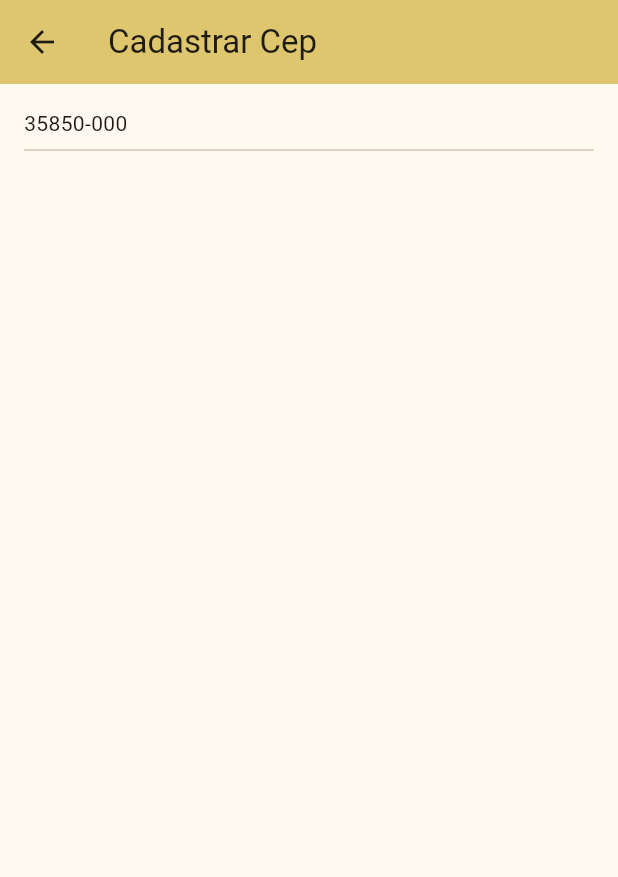
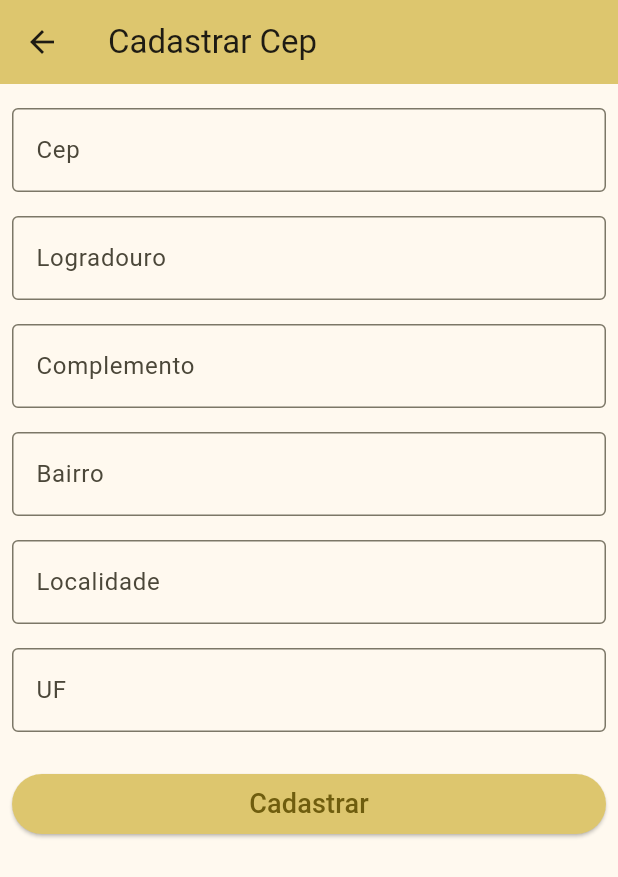
Before and after one commit to samuelsilvati/desafios-flutter-dio, a Flutter app: the CadastrarCep screen opened directly, on a phone screen of 412 x 824 dp. Shown: the top 877 px of the screen. Run offline on Flutter 3.47's test engine with Material 2 defaults, Android fonts, the phone set to English and light mode, and no system bars; our stand-ins replace fluttertoast, hive; accounts and stored records are empty.

Commit message:
termina a tela de cadastrar tarefas

```diff
--- a/viacep/lib/screens/cadastrar_cep.dart
+++ b/viacep/lib/screens/cadastrar_cep.dart
@@ -17,17 +17,84 @@ class _CadastrarCepState extends State<CadastrarCep> {
         title: const Text("Cadastrar Cep"),
       ),
       body: Container(
-        padding: const EdgeInsets.all(16),
+        padding: const EdgeInsets.all(8),
         child: ListView(
           children: [
-            InkWell(
-                onTap: () {},
-                child: const Row(
-                  children: [
-                    Text("35850-000"),
-                  ],
-                )),
-            const Divider(),
+            const Padding(
+              padding: EdgeInsets.symmetric(vertical: 8),
+              child: TextField(
+                maxLength: 8,
+                keyboardType: TextInputType.number,
+                decoration: InputDecoration(
+                    counterText: "",
+                    border: OutlineInputBorder(),
+                    labelText: "Cep"),
+                // controller: nomeUsuarioController,
+              ),
+            ),
+            const Padding(
+              padding: EdgeInsets.symmetric(vertical: 8),
+              child: TextField(
+                decoration: InputDecoration(
+                    border: OutlineInputBorder(), labelText: "Logradouro"),
+                // controller: nomeUsuarioController,
+              ),
+            ),
+            const Padding(
+              padding: EdgeInsets.symmetric(vertical: 8),
+              child: TextField(
+                decoration: InputDecoration(
+                    border: OutlineInputBorder(), labelText: "Complemento"),
+                // controller: nomeUsuarioController,
+              ),
+            ),
+            const Padding(
+              padding: EdgeInsets.symmetric(vertical: 8),
+              child: TextField(
+                decoration: InputDecoration(
+                    border: OutlineInputBorder(), labelText: "Bairro"),
+                // controller: nomeUsuarioController,
+              ),
+            ),
+            const Padding(
+              padding: EdgeInsets.symmetric(vertical: 8),
+              child: TextField(
+                decoration: InputDecoration(
+                    border: OutlineInputBorder(), labelText: "Localidade"),
+                // controller: nomeUsuarioController,
+              ),
+            ),
+            const Padding(
+              padding: EdgeInsets.symmetric(vertical: 8),
+              child: TextField(
+                maxLength: 2,
+                keyboardType: TextInputType.number,
+                decoration: InputDecoration(
+                    counterText: "",
+                    border: OutlineInputBorder(),
+                    labelText: "UF"),
+                // controller: nomeUsuarioController,
+              ),
+            ),
+            Padding(
+              padding: const EdgeInsets.symmetric(vertical: 16),
+              child: SizedBox(
+                width: double.infinity,
+                child: ElevatedButton(
+                  style: ButtonStyle(
+                      shape: MaterialStateProperty.all(RoundedRectangleBorder(
+                          borderRadius: BorderRadius.circular(20))),
+                      backgroundColor: MaterialStateProperty.all(
+                        Theme.of(context).colorScheme.inversePrimary,
+                      )),
+                  onPressed: () async {},
+                  child: const Text(
+                    "Cadastrar",
+                    style: TextStyle(fontSize: 18),
+                  ),
+                ),
+              ),
+            ),
           ],
         ),
       ),
```
